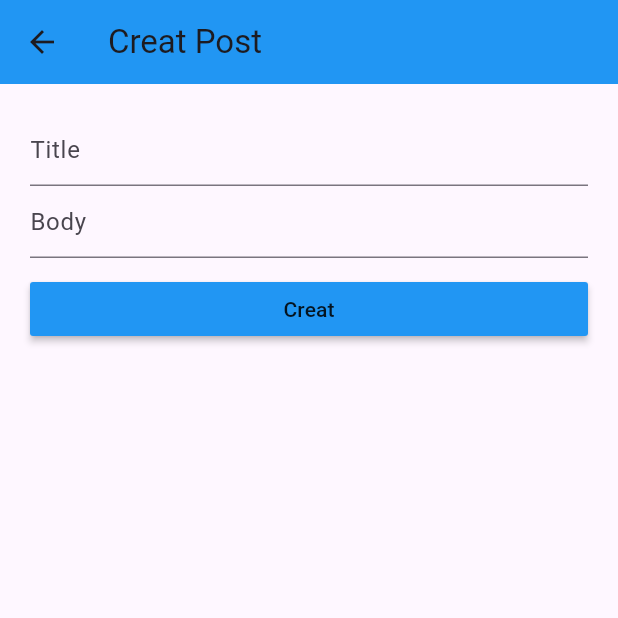
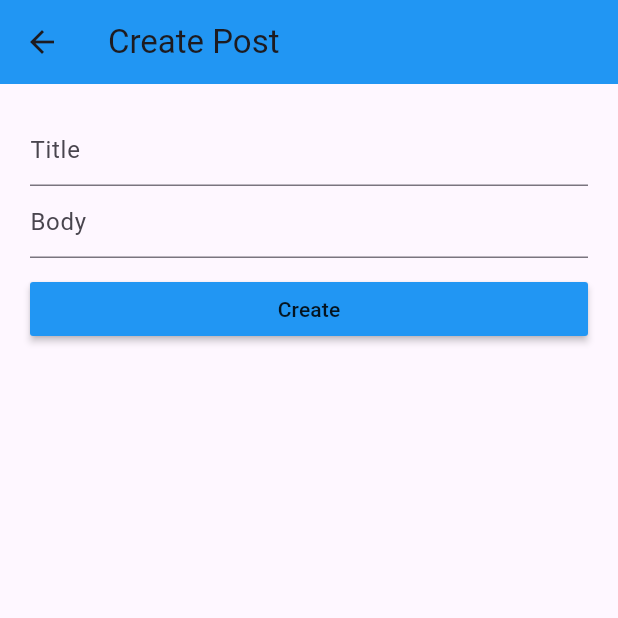
Before and after one commit to ToshevaDurdona1349/jsonplesholder_Bloc_bloc, a Flutter app: the screen it shows after launch, after a tap on the "add" icon, on a phone screen of 412 x 824 dp, the top half of it. Run offline on Flutter 3.47's test engine with Material 3 defaults, Android fonts, the phone set to English and light mode, and no system bars; our stand-ins replace bloc, equatable, flutter_bloc, flutter_slidable, logger; network calls fail.

Commit message:
crearBloc and updateBloc

```diff
--- a/lib/bloc/create_bloc/create_bloc.dart
+++ b/lib/bloc/create_bloc/create_bloc.dart
@@ -0,0 +1,32 @@
+import 'package:bloc/bloc.dart';
+import 'package:flutter/material.dart';
+import '../../models/post_model.dart';
+import '../../services/http_service.dart';
+import 'create_event.dart';
+import 'create_state.dart';
+
+class CreateBloc extends Bloc<CreateEvent, CreateState> {
+  final TextEditingController titleController = TextEditingController();
+  final TextEditingController bodyController = TextEditingController();
+
+  CreateBloc() : super(CreateInitialState()) {
+    on<CreatePostEvent>(_onCreatePostEvent);
+  }
+
+  Future<void> _onCreatePostEvent(CreatePostEvent event,
+      Emitter<CreateState> emit) async {
+    emit(CreateLoadingState());
+
+    String title = titleController.text.toString().trim();
+    String body = bodyController.text.toString().trim();
+    Post post = Post(userId: 1, title: title, body: body);
+
+    var response = await Network.POST(Network.API_POST_CREATE, Network.paramsCreate(post));
+    if(response != null){
+      emit(CreatedPostState(post));
+    } else {
+      emit(CreateErrorState('Could not delete post'));
+    }
+  }
+
+}
--- a/lib/bloc/create_bloc/create_event.dart
+++ b/lib/bloc/create_bloc/create_event.dart
@@ -0,0 +1,18 @@
+
+import 'package:equatable/equatable.dart';
+
+abstract class CreateEvent extends Equatable {
+  const CreateEvent();
+  @override
+  List<Object?> get props => [];
+}
+
+class CreatePostEvent extends CreateEvent {
+  final String title;
+  final String body;
+
+  CreatePostEvent(this.title, this.body);
+  @override
+  List<Object?> get props => [title,body];
+
+}
--- a/lib/bloc/create_bloc/create_state.dart
+++ b/lib/bloc/create_bloc/create_state.dart
@@ -0,0 +1,31 @@
+import 'package:equatable/equatable.dart';
+import 'package:ngdemo13/models/post_model.dart';
+
+abstract class CreateState extends Equatable {
+  const CreateState();
+
+  @override
+  List<Object?> get props => [];
+}
+
+class CreateInitialState extends CreateState {}
+
+class CreateLoadingState extends CreateState {}
+
+class CreatedPostState extends CreateState {
+  final Post post;
+
+  const CreatedPostState(this.post);
+
+  @override
+  List<Object?> get props => [post];
+}
+
+class CreateErrorState extends CreateState {
+  final String errorMessage;
+
+  const CreateErrorState(this.errorMessage);
+
+  @override
+  List<Object?> get props => [errorMessage];
+}
--- a/lib/bloc/home_bloc/home_bloc.dart
+++ b/lib/bloc/home_bloc/home_bloc.dart
@@ -5,6 +5,8 @@ import '../../models/post_model.dart';
 import '../../pages/creat_page.dart';
 import '../../pages/update_page.dart';
 import '../../services/http_service.dart';
+import '../create_bloc/create_bloc.dart';
+import '../update_bloc/update_bloc.dart';
 import 'home_event.dart';
 import 'home_state.dart';
 
@@ -14,11 +16,11 @@ class HomeBloc extends Bloc<HomeEvent, HomeState> {
 
   HomeBloc() : super(HomeInitialState()) {
     on<LoadPostListEvent>(_onLoadPostListEvent);
+    // delet uchun
     on<DeletePostEvent>(_onDeletePostEvent);
   }
 
-  Future<void> _onDeletePostEvent(
-      DeletePostEvent event, Emitter<HomeState> emit) async {
+  Future<void> _onDeletePostEvent(DeletePostEvent event, Emitter<HomeState> emit) async {
     emit(HomeLoadingState());
 
     var response = await Network.DEL(
@@ -35,8 +37,7 @@ class HomeBloc extends Bloc<HomeEvent, HomeState> {
       LoadPostListEvent event, Emitter<HomeState> emit) async {
     emit(HomeLoadingState());
 
-    var response =
-    await Network.GET(Network.API_POST_LIST, Network.paramsEmpty());
+    var response = await Network.GET(Network.API_POST_LIST, Network.paramsEmpty());
     if (response != null) {
       var postList = Network.parsePostList(response);
       posts.addAll(postList);
@@ -50,7 +51,10 @@ class HomeBloc extends Bloc<HomeEvent, HomeState> {
     bool result = await Navigator.of(context).push(
       MaterialPageRoute(
         builder: (BuildContext context) {
-          return const CreatPage();
+          return  BlocProvider(
+            create: (context)=>CreateBloc(),
+              child: CreatePage()
+          );
         },
       ),
     );
@@ -64,7 +68,9 @@ class HomeBloc extends Bloc<HomeEvent, HomeState> {
     bool result = await Navigator.of(context).push(
       MaterialPageRoute(
         builder: (BuildContext context) {
-          return UpdatePage(post: post);
+          return BlocProvider(
+              create: (context)=>UpdateBloc(),
+              child: UpdatePage(post: post));
         },
       ),
     );
--- a/lib/bloc/update_bloc/update_bloc.dart
+++ b/lib/bloc/update_bloc/update_bloc.dart
@@ -0,0 +1,34 @@
+import 'package:bloc/bloc.dart';
+import 'package:flutter/material.dart';
+import 'package:ngdemo13/bloc/update_bloc/update_event.dart';
+import 'package:ngdemo13/bloc/update_bloc/update_state.dart';
+import '../../models/post_model.dart';
+import '../../services/http_service.dart';
+
+class UpdateBloc extends Bloc<UpdateEvent, UpdateState> {
+  final TextEditingController titleController = TextEditingController();
+  final TextEditingController bodyController = TextEditingController();
+
+  UpdateBloc() : super(UpdateInitialState()) {
+    on<UpdatePostEvent>(_onUpdatePostEvent);
+  }
+
+  Future<void> _onUpdatePostEvent(UpdatePostEvent event, Emitter<UpdateState> emit) async {
+    emit(UpdateLoadingState());
+
+    String title = titleController.text.toString().trim();
+    String body = bodyController.text.toString().trim();
+
+    Post newPost = event.post;
+    newPost.title = title;
+    newPost.body = body;
+
+    var response = await Network.PUT(Network.API_POST_UPDATE + newPost.id.toString(), Network.paramsUpdate(newPost));
+    // LogService.d(response!);
+    if(response != null){
+      emit(UpdatedPostState(newPost));
+    } else {
+      emit(const UpdateErrorState('Could not delete post'));
+    }
+  }
+}
--- a/lib/pages/creat_page.dart
+++ b/lib/pages/creat_page.dart
@@ -1,35 +1,33 @@
 import 'package:flutter/material.dart';
-import 'package:flutter/services.dart';
-import 'package:ngdemo13/models/post_model.dart';
-import 'package:ngdemo13/models/post_res_model.dart';
+import 'package:flutter_bloc/flutter_bloc.dart';
+import '../bloc/create_bloc/create_bloc.dart';
+import '../bloc/create_bloc/create_event.dart';
+import '../bloc/create_bloc/create_state.dart';
 
-import '../services/http_service.dart';
-import '../services/log_service.dart';
-
-class CreatPage extends StatefulWidget {
-  const CreatPage({super.key});
+class CreatePage extends StatefulWidget {
+  const CreatePage({super.key});
 
   @override
-  State<CreatPage> createState() => _CreatPageState();
+  State<CreatePage> createState() => _CreatePageState();
 }
 
-class _CreatPageState extends State<CreatPage> {
-  final TextEditingController _titleController = TextEditingController();
-  final TextEditingController _bodyController = TextEditingController();
+class _CreatePageState extends State<CreatePage> {
+  late CreateBloc createBloc;
 
-  _creatPost() async{
-    String title = _titleController.text.toString().trim();
-    String body = _bodyController.text.toString().trim();
-    Post post = Post(userId: 1,title: title, body: body);
+  backToFinish() {
+    Navigator.of(context).pop(true);
+  }
 
-    var response = await Network.POST(Network.API_POST_CREATE, Network.paramsCreate(post));
-    LogService.d(response!);
-    PostRes postRes = Network.parsePostRes(response);
+  @override
+  void initState() {
+    // TODO: implement initState
+    super.initState();
+    createBloc = BlocProvider.of(context);
+    createBloc.stream.listen((state) {
+      if (state is CreatedPostState) {
         backToFinish();
       }
-
-  backToFinish(){
-    Navigator.of(context).pop(true);
+    });
   }
 
   @override
@@ -37,42 +35,65 @@ class _CreatPageState extends State<CreatPage> {
     return Scaffold(
       appBar: AppBar(
         backgroundColor: Colors.blue,
-        title: Text("Creat Post"),
+        title: const Text("Create Post"),
       ),
-      body: Container(
+      body: BlocBuilder<CreateBloc, CreateState>(
+        builder: (context, state) {
+          if (state is CreateErrorState) {
+            return viewOfError(state.errorMessage);
+          }
+
+          if (state is CreateLoadingState) {
+            return viewOfLoading();
+          }
+
+          return viewOfNewPost();
+        },
+      ),
+    );
+  }
+
+  Widget viewOfError(String err) {
+    return Center(
+      child: Text("Error occurred $err"),
+    );
+  }
+
+  Widget viewOfLoading() {
+    return const Center(
+      child: CircularProgressIndicator(),
+    );
+  }
+
+  Widget viewOfNewPost() {
+    return Container(
       width: double.infinity,
-        padding: EdgeInsets.all(20),
+      padding: const EdgeInsets.all(20),
       child: Column(
         children: [
-            Container(
-              child: TextField(
-                controller: _titleController,
-                decoration: InputDecoration(
-                    hintText: "Title"
+          TextField(
+            controller: createBloc.titleController,
+            decoration: const InputDecoration(hintText: "Title"),
           ),
-              ),
+          TextField(
+            controller: createBloc.bodyController,
+            decoration: const InputDecoration(hintText: "Body"),
           ),
           Container(
-              child: TextField(
-                controller: _bodyController,
-                decoration: InputDecoration(
-                    hintText: "Body"
-                ),
-              ),
-            ),
-            Container(
-                margin: EdgeInsets.only(top: 10),
+            margin: const EdgeInsets.only(top: 10),
             width: double.infinity,
             child: MaterialButton(
               color: Colors.blue,
               onPressed: () {
-                    _creatPost();
+                String title = createBloc.titleController.text.toString().trim();
+                String body = createBloc.bodyController.text.toString().trim();
+
+                createBloc.add(CreatePostEvent(title, body));
               },
-                  child: Text("Creat"),
-                )
+              child: const Text("Create"),
+            ),
           ),
         ],
-        ),
       ),
     );
   }
--- a/lib/pages/home_page.dart
+++ b/lib/pages/home_page.dart
@@ -24,11 +24,11 @@ class _HomePageState extends State<HomePage> {
 
     homeBloc = BlocProvider.of(context);
     homeBloc.add(LoadPostListEvent());
-    // homeBloc.stream.listen((state) {
-    //   if (state is HomeDeletePostState) {
-    //     homeBloc.add(LoadPostListEvent());
-    //   }
-    // });
+    homeBloc.stream.listen((state) {
+      if (state is HomeDeletePostState) {
+        homeBloc.add(LoadPostListEvent());
+      }
+    });
   }
 
   @override
```
Also changed, not shown: lib/bloc/update_bloc/update_event.dart (+18 -0 lines), lib/bloc/update_bloc/update_state.dart (+31 -0 lines), lib/pages/update_page.dart (+30 -45 lines). Lines whose indentation alone changed are shown as unchanged.
